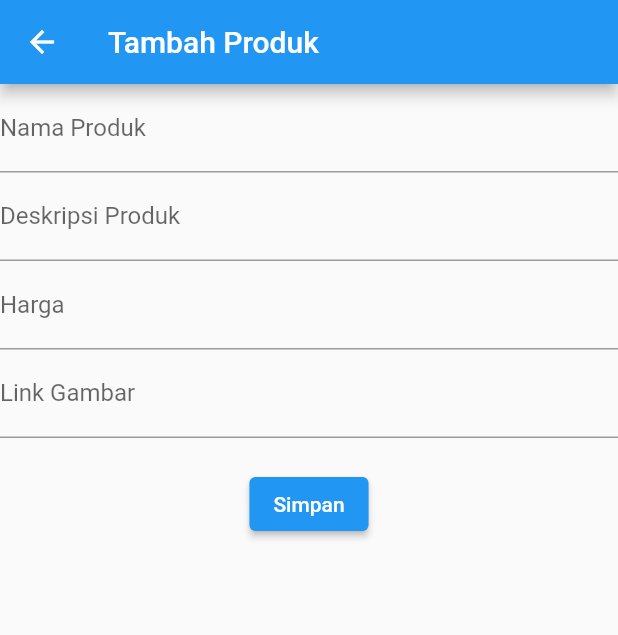
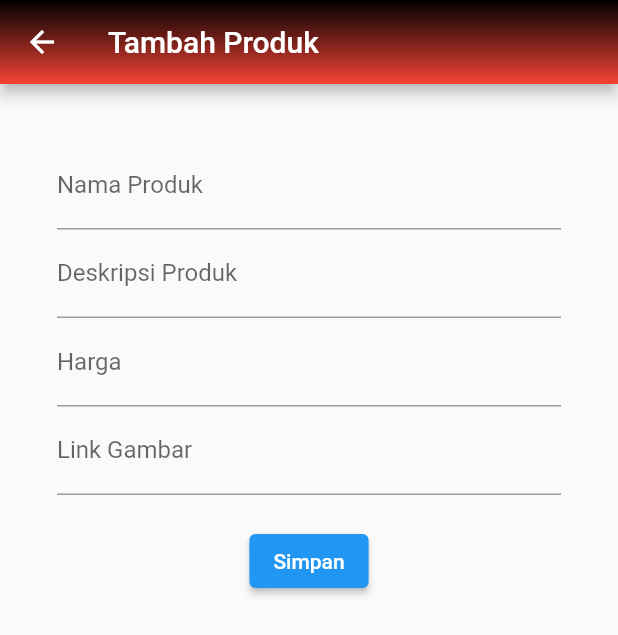
Before and after one commit to MuhamadAhmadin/EShop-Android-App, a Flutter app: the screen it shows after launch, after a tap on the "add" icon, on a phone screen of 412 x 824 dp. Shown: the top 635 px of the screen. Run offline on Flutter 3.47's test engine with Material 2 defaults, Android fonts, the phone set to English and light mode, and no system bars; network calls fail.

Commit message:
update color

```diff
--- a/lib/screens/add_product.dart
+++ b/lib/screens/add_product.dart
@@ -11,8 +11,9 @@ class AddProduct extends StatelessWidget {
   TextEditingController _imageUrlController = TextEditingController();
 
   Future saveProduct() async {
-    final response = await http
-        .post(Uri.parse("https://baristawan.com/eshop/api/products"), body: {
+    final response = await http.post(
+        Uri.parse("https://baristawan.com/eshop_ahmadin/api/products"),
+        body: {
           "name": _nameController.text,
           "description": _descriptionController.text,
           "price": _priceController.text,
@@ -24,8 +25,20 @@ class AddProduct extends StatelessWidget {
   @override
   Widget build(BuildContext context) {
     return Scaffold(
-      appBar: AppBar(title: Text("Tambah Produk")),
-      body: Form(
+      appBar: AppBar(
+        title: Text("Tambah Produk"),
+        flexibleSpace: Container(
+          decoration: const BoxDecoration(
+            gradient: LinearGradient(
+                begin: Alignment.topCenter,
+                end: Alignment.bottomCenter,
+                colors: <Color>[Colors.black, Colors.red]),
+          ),
+        ),
+      ),
+      body: Padding(
+        padding: const EdgeInsets.all(38.0),
+        child: Form(
             key: _formKey,
             child: Column(
               children: [
@@ -51,6 +64,7 @@ class AddProduct extends StatelessWidget {
                 ),
                 TextFormField(
                   controller: _priceController,
+                  keyboardType: TextInputType.number,
                   decoration: InputDecoration(labelText: "Harga"),
                   validator: (value) {
                     if (value == null || value.isEmpty) {
@@ -80,14 +94,15 @@ class AddProduct extends StatelessWidget {
                               context,
                               MaterialPageRoute(
                                   builder: (context) => HomePage()));
-                        ScaffoldMessenger.of(context).showSnackBar(
-                            SnackBar(content: Text('Data berhasil disimpan')));
+                          ScaffoldMessenger.of(context).showSnackBar(SnackBar(
+                              content: Text('Data berhasil disimpan')));
                         });
                       }
                     },
                     child: Text('Simpan')),
               ],
             )),
+      ),
     );
   }
 }
--- a/lib/screens/homepage.dart
+++ b/lib/screens/homepage.dart
@@ -17,16 +17,16 @@ class HomePage extends StatefulWidget {
 }
 
 class _HomePageState extends State<HomePage> {
-  final String url = 'https://baristawan.com/eshop/api/products';
+  final String url = 'https://baristawan.com/eshop_ahmadin/api/products';
 
   Future getProducts() async {
     var response = await http.get(Uri.parse(url));
-    print(json.decode(response.body));
     return json.decode(response.body);
   }
 
   Future deleteProduct(String productId) async {
-    String url = "https://baristawan.com/eshop/api/products/" + productId;
+    String url =
+        "https://baristawan.com/eshop_ahmadin/api/products/" + productId;
     var response = await http.delete(Uri.parse(url));
     return json.decode(response.body);
   }
@@ -41,16 +41,38 @@ class _HomePageState extends State<HomePage> {
             },
             child: Icon(Icons.add)),
         appBar: AppBar(
-          title: Text('MA Store'),
+          title: Text('MA Store - Flutter'),
+          flexibleSpace: Container(
+            decoration: const BoxDecoration(
+              gradient: LinearGradient(
+                  begin: Alignment.topCenter,
+                  end: Alignment.bottomCenter,
+                  colors: <Color>[Colors.black, Colors.red]),
+            ),
+          ),
         ),
         body: SingleChildScrollView(
           child: Column(
             children: [
+              SizedBox(
+                height: 30,
+              ),
+              Container(
+                height: 100,
+                width: 100,
+                child: Image.asset('assets/images/umc.png'),
+              ),
               Padding(
-                padding: const EdgeInsets.all(20.0),
+                padding: const EdgeInsets.all(10.0),
                 child: Container(
                   child: Text("Muhamad Ahmadin - 190511024 - K1"),
                 ),
+              ),
+              Container(
+                child: Text("Tugas Pemrograman Bergerak"),
+              ),
+              SizedBox(
+                height: 30,
               ),
               Column(
                 children: [
@@ -117,7 +139,7 @@ class _HomePageState extends State<HomePage> {
                                             Align(
                                               alignment: Alignment.topLeft,
                                               child: Text(snapshot.data['data']
-                                                  [index]['description']),
+                                                  [index]['formatted_desc']),
                                             ),
                                             Row(
                                               mainAxisAlignment:
@@ -162,7 +184,8 @@ class _HomePageState extends State<HomePage> {
                                                   ],
                                                 ),
                                                 Text(snapshot.data['data']
-                                                        [index]['price']
+                                                        [index]
+                                                        ['formatted_price']
                                                     .toString()),
                                               ],
                                             ),
--- a/pubspec.yaml
+++ b/pubspec.yaml
@@ -61,8 +61,8 @@ flutter:
   uses-material-design: true
 
   # To add assets to your application, add an assets section, like this:
-  # assets:
-  #   - images/a_dot_burr.jpeg
+  assets:
+      - assets/images/umc.png
   #   - images/a_dot_ham.jpeg
 
   # An image asset can refer to one or more resolution-specific "variants", see
```
Also changed, not shown: lib/screens/edit_product.dart (+19 -5 lines), assets/images/umc.png (added). Lines whose indentation alone changed are shown as unchanged.
